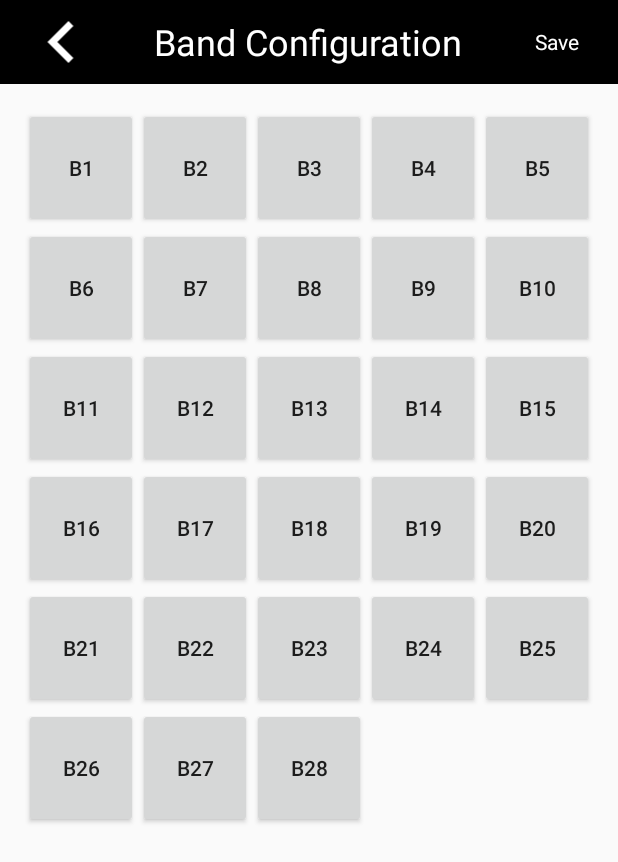
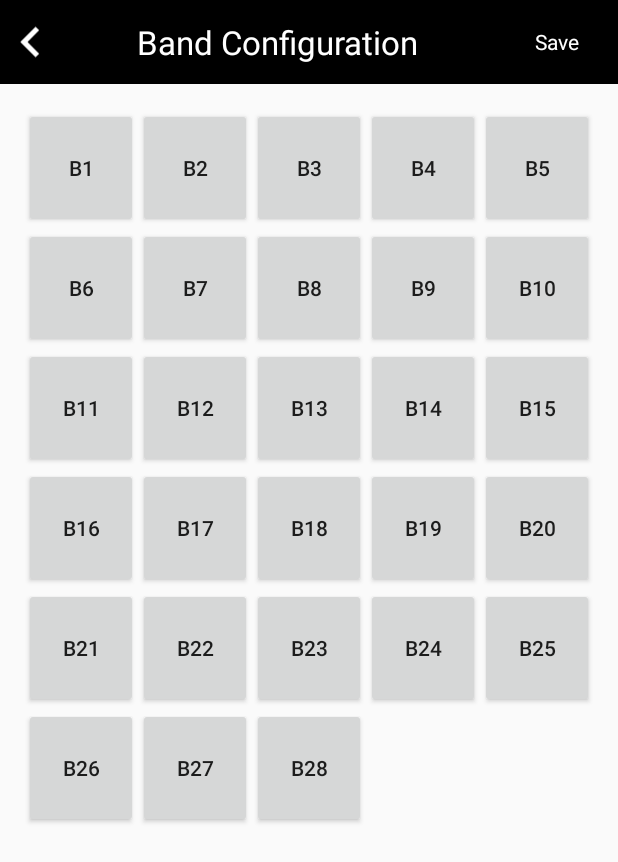
Before and after one commit to VinayTShetty/GeoFence, an Android app: the fragment FragmentBandConfiguration shown on its own in the app's theme, on a phone screen of 412 x 824 dp. Shown: the top 862 px of the screen. Run offline under Robolectric (Android 15) with nearby library versions, the phone set to English and light mode, and no system bars; our stand-ins replace ButterKnife; 2 statements that could not run were skipped.

Commit message:
Small UI design changes in the applicaiton.

```diff
--- a/Code/app/src/main/java/com/succorfish/geofence/MainActivity.java
+++ b/Code/app/src/main/java/com/succorfish/geofence/MainActivity.java
@@ -1171,7 +1171,7 @@ public class MainActivity extends AppCompatActivity implements
                     try {
                         byte [] decryptedHexValue=   decryptData(dataWritten);
                      //   System.out.println("LOOP_BACK_DATA_FROM_FIRMWARE  "+bytesToHex(decryptedHexValue));
-                        Log.d(TAG, "onReceive: DATA_WRITEN_ACK "+bytesToHex(decryptedHexValue)+" STATUS= "+status);
+                        Log.d(TAG, "onReceive: DATA_WRITEN_ACK  "+bytesToHex(decryptedHexValue)+" STATUS= "+status);
                     } catch (NoSuchAlgorithmException e) {
                         e.printStackTrace();
                     } catch (NoSuchPaddingException e) {
--- a/Code/app/src/main/res/layout/fragment_band_configuration.xml
+++ b/Code/app/src/main/res/layout/fragment_band_configuration.xml
@@ -24,7 +24,7 @@
                 android:id="@+id/fragment_band_configuration_back"
                 android:layout_width="0dp"
                 android:layout_height="match_parent"
-                android:layout_weight="0.2"
+                android:layout_weight="0.1"
                 android:src="@drawable/left_arrow" />
 
             <TextView
@@ -32,11 +32,11 @@
                 android:layout_width="0dp"
                 android:layout_height="match_parent"
                android:gravity="center"
-                android:layout_weight="0.6"
+                android:layout_weight="0.7"
                 android:text="@string/fragment_Band_configuration_Toolbar_header_name"
                 android:textAlignment="center"
                 android:textColor="#ffffff"
-                android:textSize="24sp" />
+                android:textSize="22sp" />
 
             <TextView
                 android:id="@+id/band_config_save"
```
